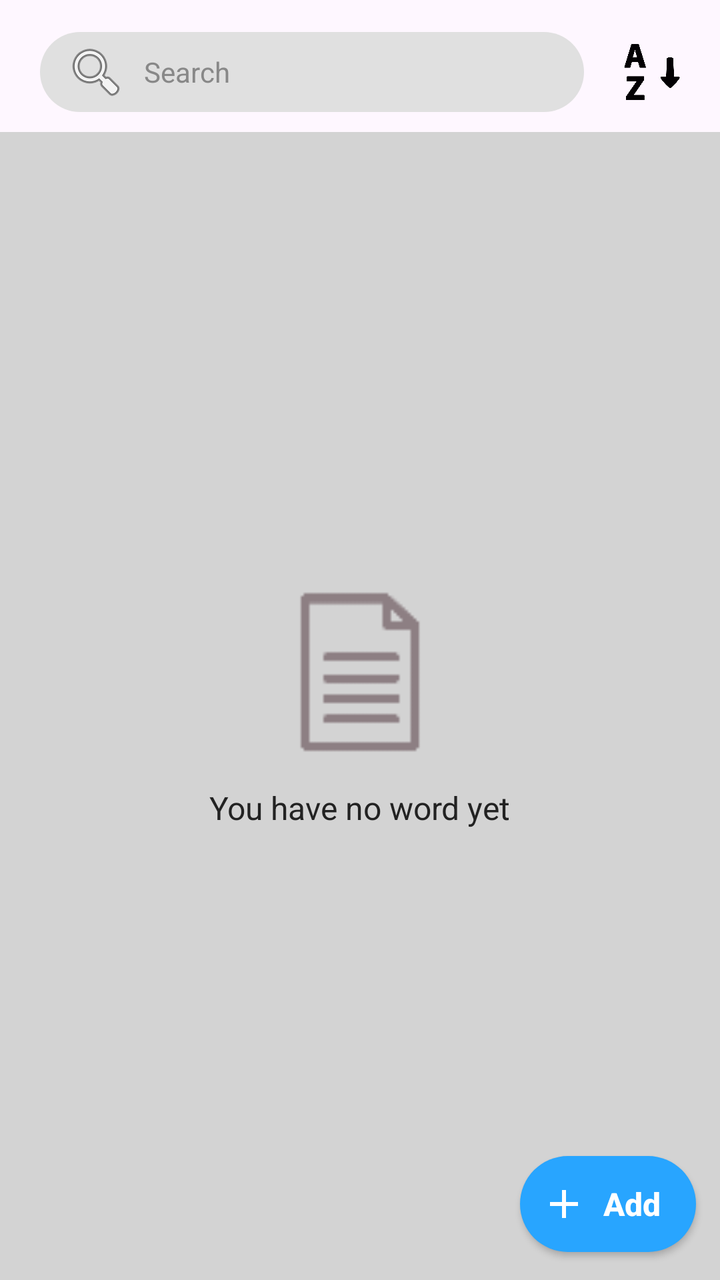
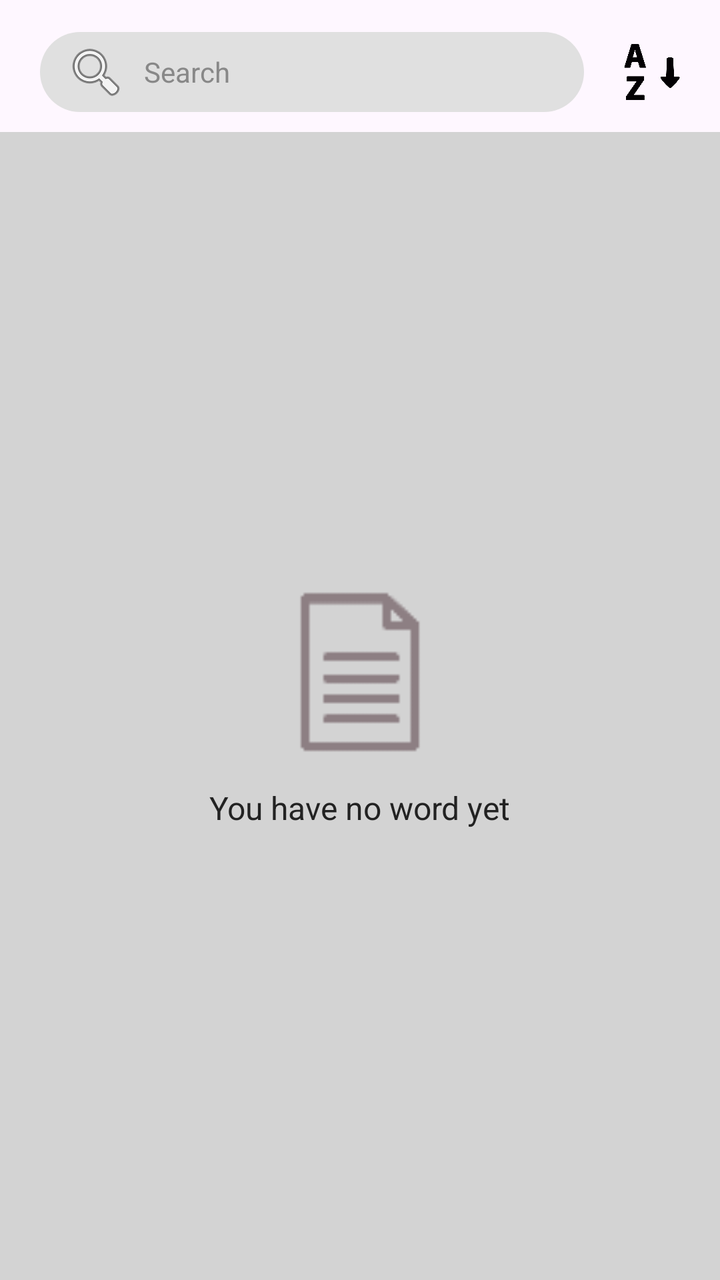

Two renders of the same Android screen: before a commit and after it. Below are the layout's source before the change and the commit's diff.
<!-- AndroidManifest.xml: application theme Theme.Todolist -->
<!-- res/layout/completed_word_fragment.xml -->
<?xml version="1.0" encoding="utf-8"?>
<FrameLayout xmlns:android="http://schemas.android.com/apk/res/android"
    android:layout_width="match_parent"
    android:layout_height="match_parent"
    xmlns:app="http://schemas.android.com/apk/res-auto">

    <LinearLayout
        android:layout_width="match_parent"
        android:layout_height="match_parent"
        android:orientation="vertical">

        <LinearLayout
            android:layout_width="match_parent"
            android:layout_height="wrap_content"
            android:layout_marginTop="6dp"
            android:gravity="center_vertical"
            android:orientation="horizontal"
            android:paddingStart="10dp"
            android:paddingEnd="10dp">

            <EditText
                android:id="@+id/editTextText2"
                android:layout_width="0dp"
                android:layout_height="40dp"
                android:layout_weight="1"
                android:layout_margin="10dp"
                android:background="@drawable/rounded_edittext"
                android:drawableStart="@android:drawable/ic_menu_search"
                android:drawablePadding="8dp"
                android:hint="Search"
                android:importantForAutofill="no"
                android:inputType="text"
                android:paddingStart="12dp"
                android:paddingEnd="12dp"
                android:singleLine="true"
                android:textColor="#000000"
                android:textColorHint="#888888"
                android:textSize="14sp" />

            <ImageButton
                android:id="@+id/imageButton3"
                android:layout_width="28dp"
                android:layout_height="28dp"
                android:layout_margin="10dp"
                android:background="@android:color/transparent"
                android:contentDescription="Sort"
                android:scaleType="fitCenter"
                android:src="@drawable/fromatoz" />

        </LinearLayout>

        <FrameLayout
            android:layout_width="match_parent"
            android:layout_height="0dp"
            android:layout_weight="1"
            android:background="#D3D3D3">

            <LinearLayout
                android:id="@+id/boxContainer"
                android:layout_width="match_parent"
                android:layout_height="match_parent"
                android:orientation="vertical">

            
            <androidx.recyclerview.widget.RecyclerView
                android:id="@+id/recyclerView"
                android:layout_width="match_parent"
                android:layout_height="match_parent"
                android:clipToPadding="false"
                android:paddingStart="10dp"
                android:paddingTop="6dp"
                android:paddingEnd="10dp"
                android:paddingBottom="90dp"
                android:visibility="gone" />

            </LinearLayout>

            
            <LinearLayout
                android:id="@+id/emptyStateLayout"
                android:layout_width="match_parent"
                android:layout_height="match_parent"
                android:orientation="vertical"
                android:gravity="center"
                android:visibility="visible">

                <ImageView
                    android:layout_width="90dp"
                    android:layout_height="90dp"
                    android:src="@drawable/file"
                    android:contentDescription="Empty"
                    app:tint="#8D7F83" />

                <TextView
                    android:layout_width="wrap_content"
                    android:layout_height="wrap_content"
                    android:layout_marginTop="12dp"
                    android:text="You have no word yet"
                    android:textColor="#222222"
                    android:textSize="16sp" />

            </LinearLayout>

            
            <androidx.appcompat.widget.AppCompatButton
                android:id="@+id/button"
                android:layout_width="wrap_content"
                android:layout_height="wrap_content"
                android:layout_gravity="bottom|end"
                android:layout_marginEnd="12dp"
                android:layout_marginBottom="14dp"
                android:background="@drawable/rounded_button"
                android:drawableStart="@drawable/baseline_add_24"
                android:drawableTint="@color/white"
                android:elevation="6dp"
                android:padding="10dp"
                android:text="Add"
                android:textAllCaps="false"
                android:textColor="@color/white"
                android:textSize="16sp"
                android:textStyle="bold" />

        </FrameLayout>
    </LinearLayout>

</FrameLayout>
<!-- resources referenced by this layout -->
<resources>
  <color name="white">#FFFFFFFF</color>
  <!-- drawable baseline_add_24 (drawable) -->
  <vector xmlns:android="http://schemas.android.com/apk/res/android" android:height="24dp" android:tint="#000000" android:viewportHeight="24" android:viewportWidth="24" android:width="24dp">
        
      <path android:fillColor="@android:color/white" android:pathData="M19,13h-6v6h-2v-6H5v-2h6V5h2v6h6v2z"/>
      
  </vector>
  <!-- drawable file: png bitmap (drawable, 422 bytes) -->
  <!-- drawable fromatoz: png bitmap (drawable, 6719 bytes) -->
  <!-- drawable rounded_button (drawable) -->
  <shape xmlns:android="http://schemas.android.com/apk/res/android">
      <solid android:color="#28A5FF"/>
  
      <corners android:radius="50dp"/>
  </shape>
  <!-- drawable rounded_edittext (drawable) -->
  <shape xmlns:android="http://schemas.android.com/apk/res/android">
      <solid android:color="#E0E0E0"/> 
  
      <corners android:radius="50dp"/> 
      
      <padding
      android:left="16dp"
          android:right="16dp"
          android:top="10dp"
          android:bottom="10dp"/>
  </shape>
  <style name="Theme.Todolist" parent="Base.Theme.Todolist" />
  <style name="Base.Theme.Todolist" parent="Theme.Material3.DayNight.NoActionBar">
          
          
      </style>
</resources>

<!-- the commit's change to res/layout/completed_word_fragment.xml (unified diff, before → after) -->
@@ -101,24 +101,6 @@
 
             </LinearLayout>
 
-            
-            <androidx.appcompat.widget.AppCompatButton
-                android:id="@+id/button"
-                android:layout_width="wrap_content"
-                android:layout_height="wrap_content"
-                android:layout_gravity="bottom|end"
-                android:layout_marginEnd="12dp"
-                android:layout_marginBottom="14dp"
-                android:background="@drawable/rounded_button"
-                android:drawableStart="@drawable/baseline_add_24"
-                android:drawableTint="@color/white"
-                android:elevation="6dp"
-                android:padding="10dp"
-                android:text="Add"
-                android:textAllCaps="false"
-                android:textColor="@color/white"
-                android:textSize="16sp"
-                android:textStyle="bold" />
 
         </FrameLayout>
     </LinearLayout>
<!-- resource entries referenced after the edit -->
@@ -1,20 +1,7 @@
 <!-- resources referenced by this layout -->
 <resources>
-  <color name="white">#FFFFFFFF</color>
-  <!-- drawable baseline_add_24 (drawable) -->
-  <vector xmlns:android="http://schemas.android.com/apk/res/android" android:height="24dp" android:tint="#000000" android:viewportHeight="24" android:viewportWidth="24" android:width="24dp">
-        
-      <path android:fillColor="@android:color/white" android:pathData="M19,13h-6v6h-2v-6H5v-2h6V5h2v6h6v2z"/>
-      
-  </vector>
   <!-- drawable file: png bitmap (drawable, 422 bytes) -->
   <!-- drawable fromatoz: png bitmap (drawable, 6719 bytes) -->
-  <!-- drawable rounded_button (drawable) -->
-  <shape xmlns:android="http://schemas.android.com/apk/res/android">
-      <solid android:color="#28A5FF"/>
-  
-      <corners android:radius="50dp"/>
-  </shape>
   <!-- drawable rounded_edittext (drawable) -->
   <shape xmlns:android="http://schemas.android.com/apk/res/android">
       <solid android:color="#E0E0E0"/> 
